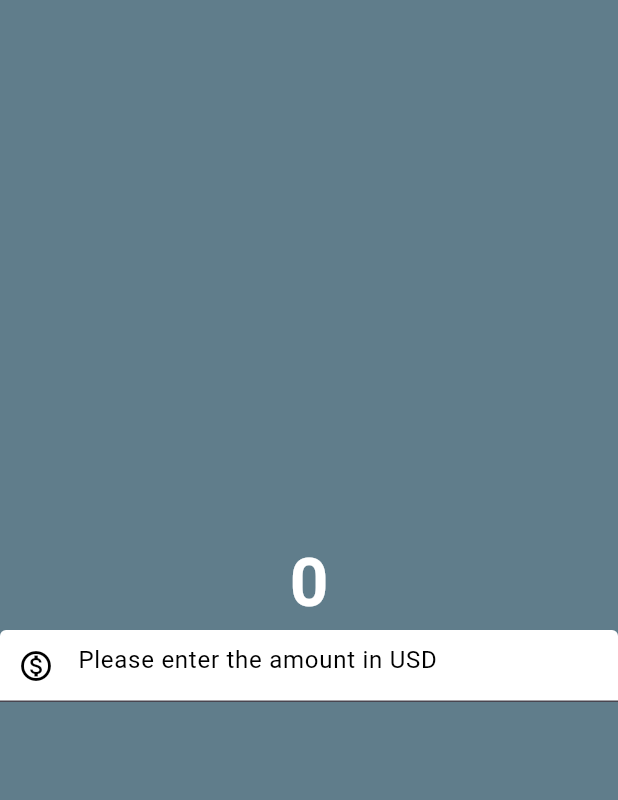
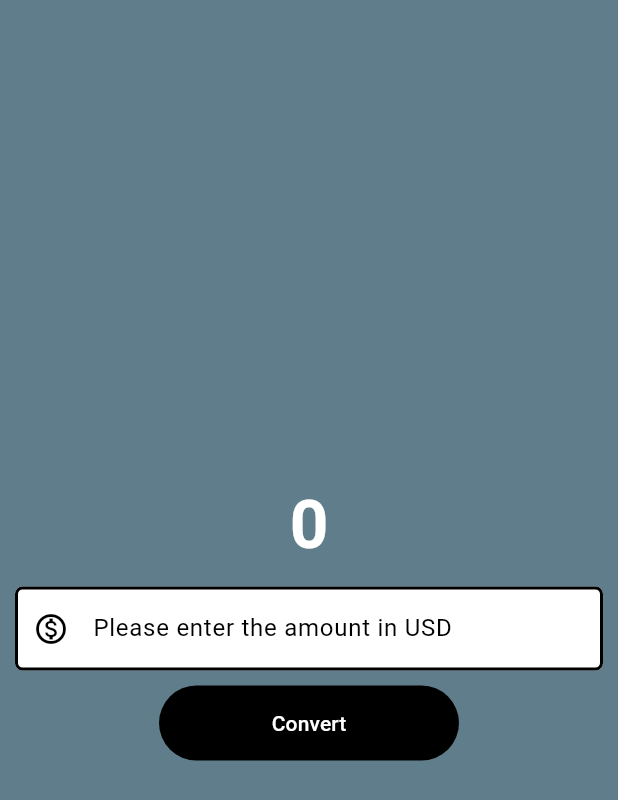
Before and after one commit to RacheetBedi/FlutterPractice, a Flutter app: the screen it shows after launch, on a phone screen of 412 x 824 dp. Shown: the top 800 px of the screen. Run offline on Flutter 3.47's test engine with Material 3 defaults, Android fonts, the phone set to English and light mode, and no system bars.

Commit message:
Added Text Field and started Button functionality.

```diff
--- a/lib/currency_converter_material_page.dart
+++ b/lib/currency_converter_material_page.dart
@@ -1,3 +1,4 @@
+import 'package:flutter/foundation.dart';
 import 'package:flutter/material.dart';
 
 class CurrencyConverterMaterialPage extends StatelessWidget {
@@ -5,44 +6,65 @@ class CurrencyConverterMaterialPage extends StatelessWidget {
 
   @override
   Widget build(BuildContext context) {
-    return const Scaffold(
+    final border = OutlineInputBorder(
+      borderSide: const BorderSide(
+        width: 2.0,
+        style: BorderStyle.solid,
+      ),
+      borderRadius: BorderRadius.circular(5.0),
+    );
+
+    return Scaffold(
         backgroundColor: Colors.blueGrey,
         body: Center(
           child: Column(
             mainAxisAlignment: MainAxisAlignment.center,
             crossAxisAlignment: CrossAxisAlignment.center,
             children: [
-              Text(
+              const Text(
                 '0',
-                style: TextStyle(
+                style: const TextStyle(
                   fontSize: 45,
                   fontWeight: FontWeight.bold,
                   color: Color.fromARGB(255, 255, 255, 255),
                 ),
               ),
-              TextField(
-                  style: TextStyle(
+              Container(
+                padding: const EdgeInsets.all(10),
+                child: TextField(
+                  style: const TextStyle(
                     color: Colors.black,
                   ),
                   decoration: InputDecoration(
                     hintText: 'Please enter the amount in USD',
-                    hintStyle: TextStyle(
+                    hintStyle: const TextStyle(
                       color: Colors.black,
                     ),
-                    prefixIcon: Icon(Icons.monetization_on_outlined),
+                    prefixIcon: const Icon(Icons.monetization_on_outlined),
                     prefixIconColor: Colors.black,
                     filled: true,
                     fillColor: Colors.white,
-                    focusedBorder: OutlineInputBorder(
-                      borderSide: BorderSide(
-                        width: 2,
-                        style: BorderStyle.solid,
-                      ),
-                      borderRadius: BorderRadius.all(
-                        Radius.circular(60),
-                      ),
-                    ),
-                  )),
+                    focusedBorder: border,
+                    enabledBorder: border,
+                  ),
+                  keyboardType: TextInputType.numberWithOptions(
+                    decimal: true,
+                  ),
+                ),
+              ),
+              TextButton(
+                onPressed: () {
+                  if (kDebugMode) {
+                    print('button clicked');
+                  }
+                },
+                style: const ButtonStyle(
+                  backgroundColor: MaterialStatePropertyAll(Colors.black),
+                  foregroundColor: MaterialStatePropertyAll(Colors.white),
+                  fixedSize: MaterialStatePropertyAll(Size(200, 50)),
+                ),
+                child: const Text('Convert'),
+              ),
             ],
           ),
         ));
```
